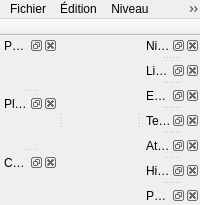
First picture: the form in Source/Elements/UI/MainWindow.ui, repository azertval/JustAnotherDnDGame, before the edit.
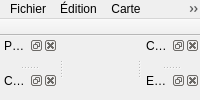
Second picture: the form after the edit.

```diff
--- a/Source/Elements/UI/MainWindow.ui
+++ b/Source/Elements/UI/MainWindow.ui
@@ -44,7 +44,7 @@
     <!-- Annuler, Refaire, Copier, Coller : inseres en code depuis le catalogue. -->
    </widget>
    <widget class="QMenu" name="levelMenu">
-    <property name="title"><string>Niveau</string></property>
+    <property name="title"><string>Carte</string></property>
     <!-- Essayer : insere en code depuis le catalogue. -->
    </widget>
    <widget class="QMenu" name="viewMenu">
@@ -56,42 +56,13 @@
     <addaction name="panelsMenu"/>
     <addaction name="themeMenu"/>
    </widget>
-   <widget class="QMenu" name="workshopMenu">
-    <property name="title"><string>Atelier</string></property>
-    <!-- Ouvrir/Nouveau/Enregistrer/Enregistrer sous, miroirs et rotations : inseres en code.
-         Ce menu n'existe que dans l'espace « Atelier pixel art ». -->
-   </widget>
    <widget class="QMenu" name="helpMenu">
     <property name="title"><string>Aide</string></property>
     <!-- Aperçu des raccourcis : insere en code depuis le catalogue. -->
    </widget>
 
-   <!-- Sous-menu Espace de travail : trois entrees exclusives depuis le LOT-69 (mode creation).
-        Le selecteur vit ICI et nulle part ailleurs (EX-IHM-062) ; le mettre aussi en barre
-        d'outils y remettrait des boutons que le LOT-68 vient d'en retirer. -->
-   <widget class="QMenu" name="workspaceMenu">
-    <property name="title"><string>Espace de travail</string></property>
-    <addaction name="actWorkspaceLevel"/>
-    <addaction name="actWorkspacePlanes"/>
-    <addaction name="actWorkspacePixelArt"/>
-   </widget>
-   <!-- Sous-menu Calques : les sept actions suivent l'ORDRE DE DESSIN (hmi::RenderLayer,
-        EX-REN-014). Elles sont declarees ici, mais leur connexion au viewport est derivee de
-        l'enumeration, jamais recopiee. -->
-   <widget class="QMenu" name="layersMenu">
-    <property name="title"><string>Calques</string></property>
-    <addaction name="actLayerBackground"/>
-    <addaction name="actLayerPlaneBehind"/>
-    <addaction name="actLayerShadow"/>
-    <addaction name="actLayerTileSkin"/>
-    <addaction name="actLayerObjects"/>
-    <addaction name="actLayerPlayer"/>
-    <addaction name="actLayerPlaneFront"/>
-    <addaction name="separator"/>
-    <addaction name="actShowAllLayers"/>
-   </widget>
    <!-- Sous-menu Panneaux : les bascules de visibilite des docks sont ajoutees en code
-        (toggleViewAction, dynamiques et propres a l'espace actif). -->
+        (toggleViewAction). -->
    <widget class="QMenu" name="panelsMenu">
     <property name="title"><string>Panneaux</string></property>
     <addaction name="separator"/>
@@ -109,7 +80,6 @@
    <addaction name="editMenu"/>
    <addaction name="levelMenu"/>
    <addaction name="viewMenu"/>
-   <addaction name="workshopMenu"/>
    <addaction name="helpMenu"/>
   </widget>
 
@@ -120,21 +90,11 @@
    <attribute name="dockWidgetArea"><number>1</number></attribute>
    <widget class="QWidget" name="paletteContents"/>
   </widget>
-  <widget class="QDockWidget" name="PlanesPanel">
-   <property name="windowTitle"><string>Plans</string></property>
-   <attribute name="dockWidgetArea"><number>1</number></attribute>
-   <widget class="QWidget" name="planesContents"/>
-  </widget>
   <widget class="QDockWidget" name="LevelsPanel">
-   <property name="windowTitle"><string>Niveaux</string></property>
+   <property name="windowTitle"><string>Cartes</string></property>
    <attribute name="dockWidgetArea"><number>2</number></attribute>
    <widget class="QWidget" name="levelsContents"/>
   </widget>
-  <widget class="QDockWidget" name="LinksPanel">
-   <property name="windowTitle"><string>Liens</string></property>
-   <attribute name="dockWidgetArea"><number>2</number></attribute>
-   <widget class="QWidget" name="linksContents"/>
-  </widget>
   <!-- Couches et entites de la carte (LOT-11). -->
   <widget class="QDockWidget" name="LayersPanel">
    <property name="windowTitle"><string>Couches</string></property>
@@ -146,29 +106,6 @@
    <attribute name="dockWidgetArea"><number>2</number></attribute>
    <widget class="QWidget" name="entitiesContents"/>
   </widget>
-  <widget class="QDockWidget" name="TexturesPanel">
-   <property name="windowTitle"><string>Textures</string></property>
-   <attribute name="dockWidgetArea"><number>2</number></attribute>
-   <widget class="QWidget" name="texturesContents"/>
-  </widget>
-  <!-- Atelier pixel art (LOT-54 TACHE-04) : canevas et historique visuel. Depuis le LOT-68, ces
-       trois docks appartiennent a l'espace « Atelier pixel art » et ne sont plus tabifies avec les
-       panneaux d'edition de niveau — on ne melange plus deux domaines dans la meme pile. -->
-  <widget class="QDockWidget" name="PixelCanvasPanel">
-   <property name="windowTitle"><string>Atelier</string></property>
-   <attribute name="dockWidgetArea"><number>2</number></attribute>
-   <widget class="QWidget" name="pixelCanvasContents"/>
-  </widget>
-  <widget class="QDockWidget" name="PixelHistoryPanel">
-   <property name="windowTitle"><string>Historique de l'atelier</string></property>
-   <attribute name="dockWidgetArea"><number>2</number></attribute>
-   <widget class="QWidget" name="pixelHistoryContents"/>
-  </widget>
-  <widget class="QDockWidget" name="PixelPalettePanel">
-   <property name="windowTitle"><string>Palette</string></property>
-   <attribute name="dockWidgetArea"><number>2</number></attribute>
-   <widget class="QWidget" name="pixelPaletteContents"/>
-  </widget>
 
   <action name="actQuit"><property name="text"><string>Quitter</string></property></action>
   <action name="actResize"><property name="text"><string>Redimensionner…</string></property></action>
```
Left out of the diff: 71 changed lines with no effect on the pictures.
